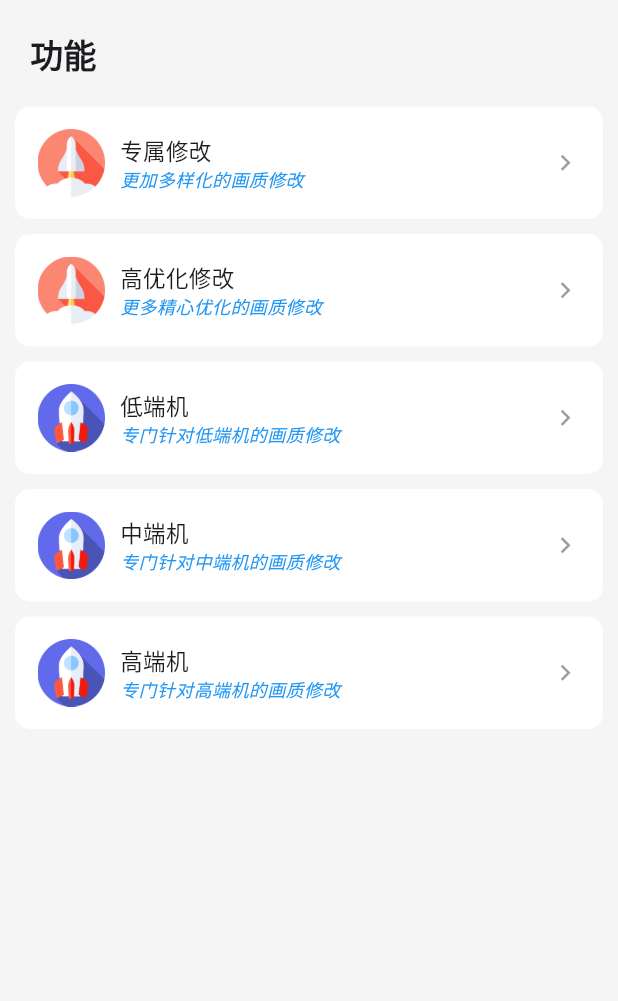
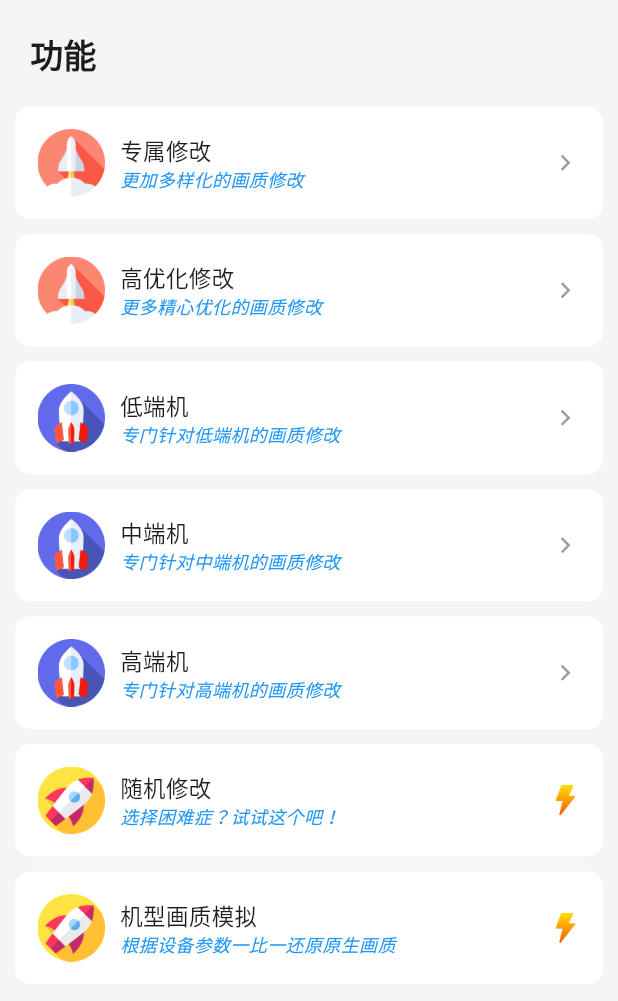
Before and after one commit to shinexoh/pubg-hzx, a Flutter app: the FunctionPage screen opened directly, on a phone screen of 412 x 824 dp. Shown: the top 1001 px of the screen. Run offline on Flutter 3.47's test engine with Material 2 defaults, Android fonts, the phone set to English and light mode, and no system bars; drawn by our look-alikes of oktoast; our stand-ins replace awesome_dialog, battery_plus, connectivity_plus, device_info_plus, dio, get and 5 more; missing offline and left inert: android_intent_plus, device_apps, shared_storage; accounts and stored records are empty; network calls fail.

Commit message:
新增功能、优化代码

```diff
--- a/lib/config/assets_config.dart
+++ b/lib/config/assets_config.dart
@@ -3,12 +3,12 @@ class AssetsConfig {
   static const String gameIcon = 'assets/icon/game_icon.png';
   static const String lightning = 'assets/icon/lightning.png';
 
-  static const String fun1 = 'assets/icon/fun1.png';
-  static const String fun2 = 'assets/icon/fun2.png';
-  static const String fun3 = 'assets/icon/fun3.png';
-  static const String fun4 = 'assets/icon/fun4.png';
-  static const String fun5 = 'assets/icon/fun5.png';
-  static const String fun6 = 'assets/icon/fun6.png';
+  static const String quick = 'assets/icon/quick.png';
+  static const String other = 'assets/icon/other.png';
+  static const String restore = 'assets/icon/restore.png';
+  static const String diversify = 'assets/icon/diversify.png';
+  static const String model = 'assets/icon/model.png';
+  static const String random = 'assets/icon/random.png';
 
   static const String vip = 'assets/icon/vip.png';
   static const String theme = 'assets/icon/theme.png';
--- a/lib/config/file_config.dart
+++ b/lib/config/file_config.dart
@@ -1,7 +1,7 @@
 //画质修改等文件的配置
 class FileConfig {
   ///超高音质
-  static const String tqFileSuperHigh = 'assets/file/tq_superhigh.ini';
+  static const String tqSuperHigh = 'assets/file/tq_superhigh.ini';
 
   ///解锁画质帧率
   static const String dlPq120Fps = 'assets/file/dl_pq120fps.ini';
--- a/lib/main.dart
+++ b/lib/main.dart
@@ -8,6 +8,7 @@ import 'page/main_page.dart';
 import 'page/permission_page.dart';
 import 'page/help_page.dart';
 import 'page/card_pass_page.dart';
+import 'page/model_imitate_page.dart';
 import 'page/use/exclusive_page.dart';
 import 'page/use//highopti_page.dart';
 import 'page/use/low_model_page.dart';
@@ -78,6 +79,7 @@ class MyApp extends StatelessWidget {
               name: '/cardpass',
               page: () => const CardPassPage(),
               transition: Transition.fade),
+          GetPage(name: '/modelimitate', page: () => const ModelImitatePage())
         ],
         defaultTransition: Transition.cupertino,
         //禁止字体大小跟随系统变化
--- a/lib/page/function_page.dart
+++ b/lib/page/function_page.dart
@@ -1,8 +1,12 @@
+import 'dart:math';
 import 'package:flutter/material.dart';
+import 'package:oktoast/oktoast.dart';
 import 'package:remixicon/remixicon.dart';
 import 'package:transparent_image/transparent_image.dart';
 import 'package:get/get.dart';
 
+import 'package:huazhixia/controller/controller.dart';
+import 'package:huazhixia/util/util.dart';
 import 'package:huazhixia/config/config.dart';
 import 'package:huazhixia/widgets/widgets.dart';
 
@@ -19,6 +23,7 @@ class FunctionPage extends StatelessWidget {
             topAppBar(),
             diversifyBar(),
             modelBar(),
+            randomBar(),
           ],
         ),
       ),
@@ -46,7 +51,8 @@ class FunctionPage extends StatelessWidget {
               margin: EdgeInsets.only(
                 left: 10,
                 right: 10,
-                bottom: index == 0 ? 10 : 0,
+                bottom:
+                    index == FunctionConfig.diversifyData.length - 1 ? 0 : 10,
               ),
               padding: const EdgeInsets.all(15),
               onTap: () => onDiversify(index),
@@ -57,7 +63,7 @@ class FunctionPage extends StatelessWidget {
                       width: 45,
                       fadeInDuration: const Duration(milliseconds: 120),
                       placeholder: MemoryImage(kTransparentImage),
-                      image: const AssetImage(AssetsConfig.fun4)),
+                      image: const AssetImage(AssetsConfig.diversify)),
                   const SizedBox(width: 10),
                   Column(
                       crossAxisAlignment: CrossAxisAlignment.start,
@@ -91,7 +97,7 @@ class FunctionPage extends StatelessWidget {
               margin: EdgeInsets.only(
                 left: 10,
                 right: 10,
-                bottom: index <= 1 ? 10 : 0,
+                bottom: index == FunctionConfig.modelData.length - 1 ? 0 : 10,
               ),
               padding: const EdgeInsets.all(15),
               onTap: () => onModel(index),
@@ -102,7 +108,7 @@ class FunctionPage extends StatelessWidget {
                       width: 45,
                       fadeInDuration: const Duration(milliseconds: 120),
                       placeholder: MemoryImage(kTransparentImage),
-                      image: const AssetImage(AssetsConfig.fun5)),
+                      image: const AssetImage(AssetsConfig.model)),
                   const SizedBox(width: 10),
                   Column(
                       crossAxisAlignment: CrossAxisAlignment.start,
@@ -118,6 +124,50 @@ class FunctionPage extends StatelessWidget {
                   const Spacer(),
                   const Icon(Remix.arrow_right_s_line,
                       color: Colors.grey, size: 20),
+                ],
+              ),
+            );
+          }),
+        ));
+  }
+
+  Widget randomBar() {
+    return Padding(
+        padding: const EdgeInsets.only(top: 10),
+        child: Column(
+          children: List.generate(FunctionConfig.randomData.length, (index) {
+            return OnInk(
+              color: Colors.white,
+              borderRadius: BorderRadius.circular(10),
+              margin: EdgeInsets.only(
+                left: 10,
+                right: 10,
+                bottom: index == FunctionConfig.randomData.length - 1 ? 0 : 10,
+              ),
+              padding: const EdgeInsets.all(15),
+              onTap: () => onRandom(index),
+              child: Row(
+                children: [
+                  FadeInImage(
+                      height: 45,
+                      width: 45,
+                      fadeInDuration: const Duration(milliseconds: 120),
+                      placeholder: MemoryImage(kTransparentImage),
+                      image: const AssetImage(AssetsConfig.random)),
+                  const SizedBox(width: 10),
+                  Column(
+                      crossAxisAlignment: CrossAxisAlignment.start,
+                      children: [
+                        Text(FunctionConfig.randomData[index]['title'],
+                            style: const TextStyle(fontSize: 15)),
+                        Text(FunctionConfig.randomData[index]['subtitle'],
+                            style: const TextStyle(
+                                color: Colors.blue,
+                                fontSize: 12,
+                                fontStyle: FontStyle.italic)),
+                      ]),
+                  const Spacer(),
+                  Image.asset(AssetsConfig.lightning, height: 20, width: 20),
                 ],
               ),
             );
@@ -142,4 +192,37 @@ class FunctionPage extends StatelessWidget {
         break;
     }
   }
+
+  void onRandom(int index) async {
+    final random = Random().nextInt(FileConfig.allPqFile.length - 1);
+
+    if (index == 0) {
+      DialogStyle.mainDialog(
+        title: '随机修改',
+        subTitle: '确定要随机修改一项画质？如出现问题请前往首页重置画质！',
+        onOkButton: () async {
+          Get.back();
+          final androidVersion = Get.find<AppController>().androidVersion.value;
+
+          if (SpUtil.containsKey(AppConfig.taskKey)) {
+            if (androidVersion <= 10) {
+              await UseFor10.usePq(FileConfig.allPqFile[random])
+                  ? showToast('修改成功')
+                  : showToast('修改失败，请检查权限是否授予');
+            } else if (await SharedStorage.checkUriGrant(UriConfig.mainUri)) {
+              await UseFor11.usePq(FileConfig.allPqFile[random])
+                  ? showToast('修改成功')
+                  : showToast('修改失败，请检查权限是否授予');
+            } else {
+              AppDialog.gameDirectoryDialog();
+            }
+          } else {
+            AppDialog.taskDialog();
+          }
+        },
+      );
+    } else {
+      Get.toNamed('/modelimitate');
+    }
+  }
 }
--- a/lib/page/main_page.dart
+++ b/lib/page/main_page.dart
@@ -45,7 +45,8 @@ class _MainPageState extends State<MainPage> {
           ),
           floatingActionButton: FloatingActionButton(
             onPressed: on,
-            child: const Icon(Remix.star_fill),
+            backgroundColor: Colors.blue,
+            child: const Icon(Remix.tools_line, color: Colors.white),
           ),
         ));
   }
--- a/lib/util/use_for_10.dart
+++ b/lib/util/use_for_10.dart
@@ -50,8 +50,7 @@ class UseFor10 {
 
   ///解锁音质
   static Future<bool> useTq() async {
-    final rootFileContent =
-        await rootBundle.loadString(FileConfig.tqFileSuperHigh);
+    final rootFileContent = await rootBundle.loadString(FileConfig.tqSuperHigh);
     final tqFile = File(GameFilePath.tqFilePath);
 
     if (await tqFile.exists()) {
--- a/lib/util/use_for_11.dart
+++ b/lib/util/use_for_11.dart
@@ -57,8 +57,7 @@ class UseFor11 {
 
   ///解锁音质
   static Future<bool> useTq() async {
-    final rootFileContent =
-        await rootBundle.loadString(FileConfig.tqFileSuperHigh);
+    final rootFileContent = await rootBundle.loadString(FileConfig.tqSuperHigh);
 
     if (await SharedStorage.fileExist(GameFileName.tqFileName)) {
       return await SharedStorage.writeFileContent(
--- a/lib/widgets/dialog/app_dialog.dart
+++ b/lib/widgets/dialog/app_dialog.dart
@@ -79,6 +79,8 @@ class AppDialog {
             child: AlertDialog(
               title: Text(title),
               content: Text(subTitle),
+              shape: RoundedRectangleBorder(
+                  borderRadius: BorderRadius.circular(15)),
               actions: [
                 TextButton(
                     onPressed: () => SystemNavigator.pop(),
@@ -107,6 +109,8 @@ class AppDialog {
             child: AlertDialog(
               title: Text(title),
               content: Text(subTitle),
+              shape: RoundedRectangleBorder(
+                  borderRadius: BorderRadius.circular(15)),
               actions: [
                 TextButton(
                   onPressed: () => isForce ? SystemNavigator.pop() : Get.back(),
--- a/lib/widgets/dialog/dialog_style.dart
+++ b/lib/widgets/dialog/dialog_style.dart
@@ -32,7 +32,7 @@ class DialogStyle {
               isFixedHeight: false,
               color: canceButtonColor,
               buttonTextStyle: const TextStyle(color: Colors.white),
-              pressEvent: onCanceButton ?? () {},
+              pressEvent: onCanceButton ?? () => Get.back(),
             )
           : null,
       btnOk: AnimatedButton(
--- a/lib/widgets/dialog/use_dialog.dart
+++ b/lib/widgets/dialog/use_dialog.dart
@@ -19,7 +19,6 @@ class UseDialog {
       title: title,
       subTitle: subTitle,
       okButtonTitle: buttonTitle,
-      onCanceButton: () => Get.back(),
       onOkButton: () async {
         Get.back();
         final androidVersion = Get.find<AppController>().androidVersion.value;
@@ -49,7 +48,6 @@ class UseDialog {
       title: title,
       subTitle: '确定要解锁画质+120帧？如出现问题请前往首页重置画质！',
       okButtonTitle: '解锁',
-      onCanceButton: () => Get.back(),
       onOkButton: () async {
         Get.back();
         final androidVersion = Get.find<AppController>().androidVersion.value;
@@ -79,7 +77,6 @@ class UseDialog {
       title: title,
       subTitle: '确定要解锁超高音质？如出现问题请前往首页重置音质！',
       okButtonTitle: '解锁',
-      onCanceButton: () => Get.back(),
       onOkButton: () async {
         Get.back();
         final androidVersion = Get.find<AppController>().androidVersion.value;
```
Also changed, not shown: lib/page/home_page.dart (+7 -7 lines), lib/page/model_imitate_page.dart (added, +20 -0 lines), assets/icon/diversify.png (renamed from assets/icon/fun4.png), assets/icon/model.png (renamed from assets/icon/fun5.png), assets/icon/other.png (renamed from assets/icon/fun2.png), assets/icon/quick.png (renamed from assets/icon/fun1.png), assets/icon/random.png (renamed from assets/icon/fun6.png), assets/icon/restore.png (renamed from assets/icon/fun3.png).
